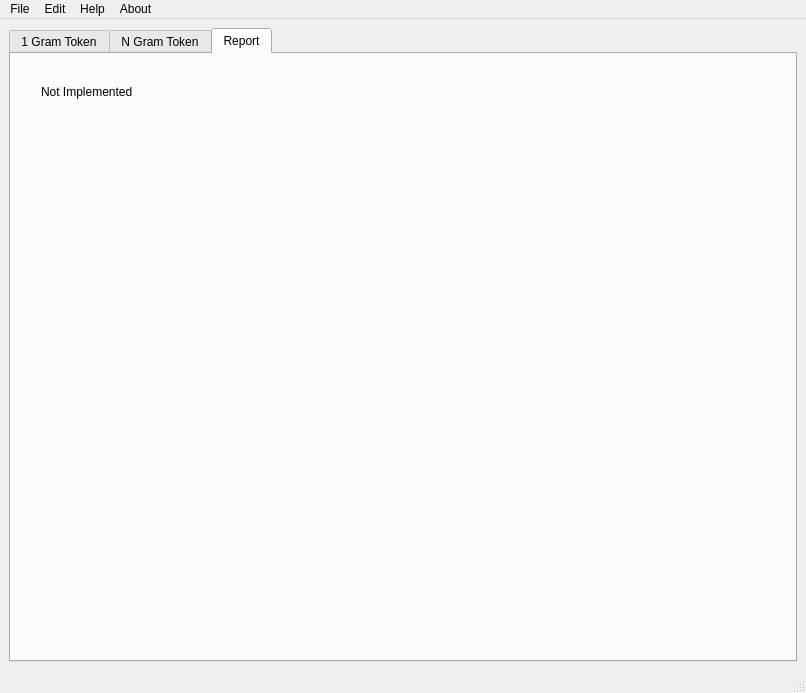
First picture: the form in app/taggingUI/taggingUI.ui, repository usnistgov/nestor, before the edit.
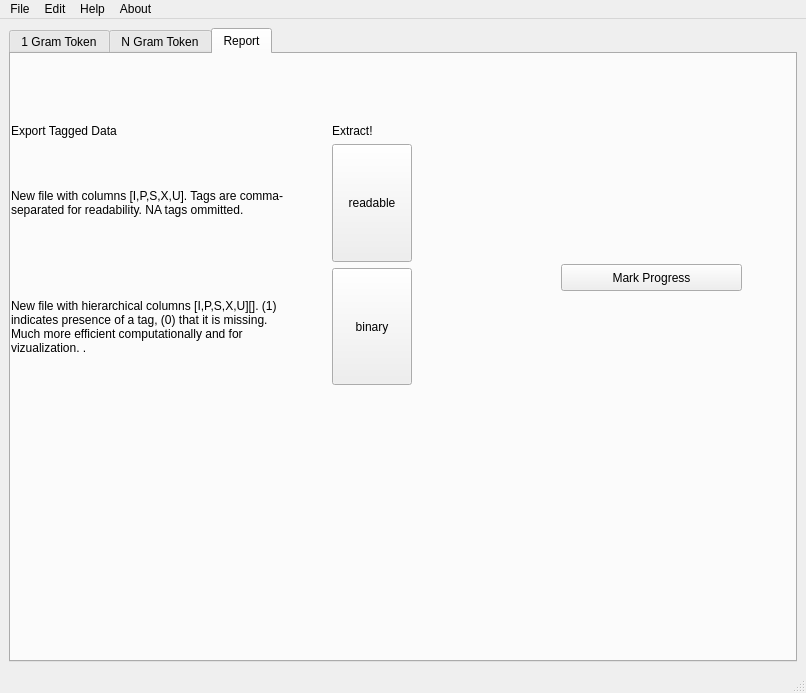
Second picture: the form after the edit. The open tabs and pages were chosen to show the change.

```diff
--- a/app/taggingUI/taggingUI.ui
+++ b/app/taggingUI/taggingUI.ui
@@ -17,7 +17,7 @@
    <layout class="QGridLayout" name="gridLayout_2">
     <item row="0" column="0">
      <layout class="QGridLayout" name="gridLayout_general">
-      <item row="0" column="0">
+      <item row="0" column="1">
        <widget class="QTabWidget" name="tabWidget">
         <property name="currentIndex">
          <number>1</number>
@@ -572,17 +572,108 @@
          <attribute name="title">
           <string>Report</string>
          </attribute>
-         <widget class="QLabel" name="label">
+         <widget class="QWidget" name="gridLayoutWidget">
           <property name="geometry">
            <rect>
-            <x>30</x>
-            <y>30</y>
-            <width>111</width>
-            <height>16</height>
+            <x>0</x>
+            <y>70</y>
+            <width>401</width>
+            <height>261</height>
+           </rect>
+          </property>
+          <layout class="QGridLayout" name="gridLayout">
+           <item row="1" column="2">
+            <widget class="QPushButton" name="pushButton">
+             <property name="sizePolicy">
+              <sizepolicy hsizetype="Maximum" vsizetype="Minimum">
+               <horstretch>0</horstretch>
+               <verstretch>0</verstretch>
+              </sizepolicy>
+             </property>
+             <property name="text">
+              <string>readable</string>
+             </property>
+            </widget>
+           </item>
+           <item row="2" column="2">
+            <widget class="QPushButton" name="pushButton_2">
+             <property name="sizePolicy">
+              <sizepolicy hsizetype="Minimum" vsizetype="Minimum">
+               <horstretch>0</horstretch>
+               <verstretch>0</verstretch>
+              </sizepolicy>
+             </property>
+             <property name="text">
+              <string>binary</string>
+             </property>
+            </widget>
+           </item>
+           <item row="1" column="1">
+            <spacer name="horizontalSpacer">
+             <property name="orientation">
+              <enum>Qt::Horizontal</enum>
+             </property>
+             <property name="sizeHint" stdset="0">
+              <size>
+               <width>40</width>
+               <height>20</height>
+              </size>
+             </property>
+            </spacer>
+           </item>
+           <item row="0" column="2">
+            <widget class="QLabel" name="label_2">
+             <property name="sizePolicy">
+              <sizepolicy hsizetype="Preferred" vsizetype="Fixed">
+               <horstretch>0</horstretch>
+               <verstretch>0</verstretch>
+              </sizepolicy>
+             </property>
+             <property name="text">
+              <string>Extract!</string>
+             </property>
+            </widget>
+           </item>
+           <item row="1" column="0">
+            <widget class="QLabel" name="label_3">
+             <property name="text">
+              <string>New file with columns [I,P,S,X,U]. Tags are comma-separated for readability. NA tags ommitted. </string>
+             </property>
+             <property name="wordWrap">
+              <bool>true</bool>
+             </property>
+            </widget>
+           </item>
+           <item row="0" column="0">
+            <widget class="QLabel" name="label">
+             <property name="text">
+              <string>Export Tagged Data</string>
+             </property>
+            </widget>
+           </item>
+           <item row="2" column="0">
+            <widget class="QLabel" name="label_4">
+             <property name="text">
+              <string>New file with hierarchical columns [I,P,S,X,U][&lt;tags in vocabulary&gt;]. (1) indicates presence of a tag, (0) that it is missing. Much more efficient computationally and for vizualization. . </string>
+             </property>
+             <property name="wordWrap">
+              <bool>true</bool>
+             </property>
+            </widget>
+           </item>
+          </layout>
+         </widget>
+         <widget class="QPushButton" name="pushButton_3">
+          <property name="geometry">
+           <rect>
+            <x>550</x>
+            <y>210</y>
+            <width>181</width>
+            <height>27</height>
            </rect>
           </property>
           <property name="text">
-           <string>Not Implemented</string>
+           <string>Mark Progress</string>
           </property>
          </widget>
         </widget>
```
Left out of the diff: 6 changed lines with no effect on the pictures.
